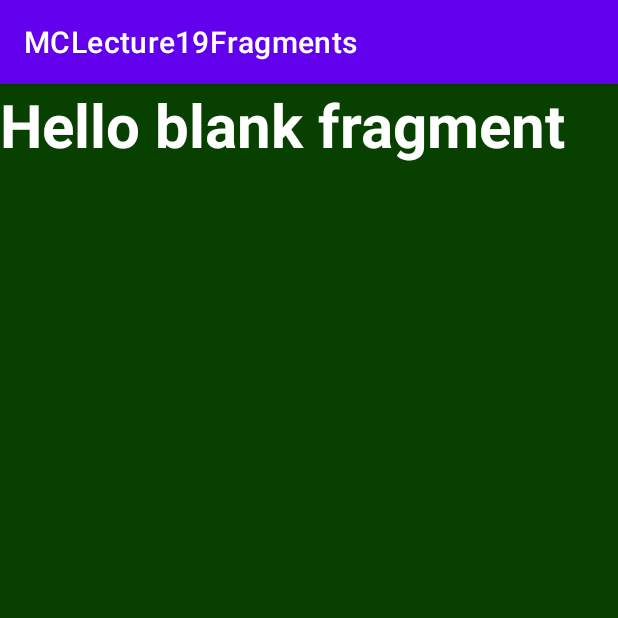
After one commit to Ayman-Shafique/Mobile_Computing_Progress, an Android app: the fragment Fragment1 shown on its own in the app's theme, on a phone screen of 412 x 824 dp, the top half of it. The commit adds this screen. Run offline under Robolectric (Android 15) with nearby library versions, the phone set to English and light mode, and no system bars.

Commit message:
Fragment 1 added

```diff
--- a/MCLecture19Fragments/app/build.gradle
+++ b/MCLecture19Fragments/app/build.gradle
@@ -33,6 +33,7 @@ dependencies {
     implementation 'androidx.appcompat:appcompat:1.3.0'
     implementation 'com.google.android.material:material:1.3.0'
     implementation 'androidx.constraintlayout:constraintlayout:2.0.4'
+    implementation 'androidx.legacy:legacy-support-v4:1.0.0'
     testImplementation 'junit:junit:4.+'
     androidTestImplementation 'androidx.test.ext:junit:1.1.2'
     androidTestImplementation 'androidx.test.espresso:espresso-core:3.3.0'
--- /dev/null
+++ b/MCLecture19Fragments/app/src/main/java/org/haqnawaz/mclecture19fragments/Fragment1.java
@@ -0,0 +1,64 @@
+package org.haqnawaz.mclecture19fragments;
+
+import android.os.Bundle;
+
+import androidx.fragment.app.Fragment;
+
+import android.view.LayoutInflater;
+import android.view.View;
+import android.view.ViewGroup;
+
+/**
+ * A simple {@link Fragment} subclass.
+ * Use the {@link Fragment1#newInstance} factory method to
+ * create an instance of this fragment.
+ */
+public class Fragment1 extends Fragment {
+
+    // TODO: Rename parameter arguments, choose names that match
+    // the fragment initialization parameters, e.g. ARG_ITEM_NUMBER
+    private static final String ARG_PARAM1 = "param1";
+    private static final String ARG_PARAM2 = "param2";
+
+    // TODO: Rename and change types of parameters
+    private String mParam1;
+    private String mParam2;
+
+    public Fragment1() {
+        // Required empty public constructor
+    }
+
+    /**
+     * Use this factory method to create a new instance of
+     * this fragment using the provided parameters.
+     *
+     * @param param1 Parameter 1.
+     * @param param2 Parameter 2.
+     * @return A new instance of fragment Fragment1.
+     */
+    // TODO: Rename and change types and number of parameters
+    public static Fragment1 newInstance(String param1, String param2) {
+        Fragment1 fragment = new Fragment1();
+        Bundle args = new Bundle();
+        args.putString(ARG_PARAM1, param1);
+        args.putString(ARG_PARAM2, param2);
+        fragment.setArguments(args);
+        return fragment;
+    }
+
+    @Override
+    public void onCreate(Bundle savedInstanceState) {
+        super.onCreate(savedInstanceState);
+        if (getArguments() != null) {
+            mParam1 = getArguments().getString(ARG_PARAM1);
+            mParam2 = getArguments().getString(ARG_PARAM2);
+        }
+    }
+
+    @Override
+    public View onCreateView(LayoutInflater inflater, ViewGroup container,
+                             Bundle savedInstanceState) {
+        // Inflate the layout for this fragment
+        return inflater.inflate(R.layout.fragment_1, container, false);
+    }
+}
--- /dev/null
+++ b/MCLecture19Fragments/app/src/main/res/layout/fragment_1.xml
@@ -0,0 +1,17 @@
+<?xml version="1.0" encoding="utf-8"?>
+<FrameLayout xmlns:android="http://schemas.android.com/apk/res/android"
+    xmlns:tools="http://schemas.android.com/tools"
+    android:layout_width="match_parent"
+    android:layout_height="match_parent"
+    tools:context=".Fragment1">
+
+    <TextView
+        android:layout_width="match_parent"
+        android:layout_height="match_parent"
+        android:background="#084000"
+        android:textColor="@color/white"
+        android:textStyle="bold"
+        android:textSize="40dp"
+        android:text="@string/hello_blank_fragment" />
+
+</FrameLayout>
--- a/MCLecture19Fragments/app/src/main/res/values/strings.xml
+++ b/MCLecture19Fragments/app/src/main/res/values/strings.xml
@@ -1,3 +1,5 @@
 <resources>
     <string name="app_name">MCLecture19Fragments</string>
+
+    <string name="hello_blank_fragment">Hello blank fragment</string>
 </resources>
```
Also changed, not shown: MCLecture19Fragments/app/src/main/java/org/haqnawaz/mclecture19fragments/MainActivity.java (+21 -1 lines), MCLecture19Fragments/app/src/main/res/layout/activity_first_fragment.xml (deleted, +0 -9 lines), MCLecture19Fragments/app/src/main/res/layout/activity_second_fragment.xml (deleted, +0 -9 lines).
